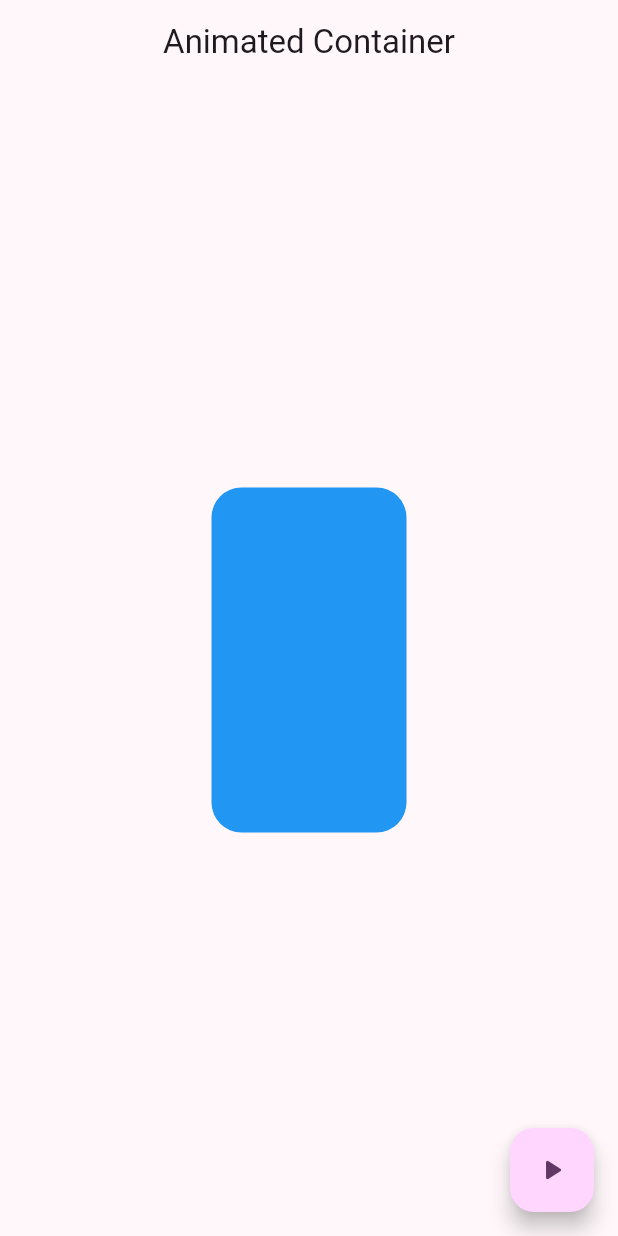
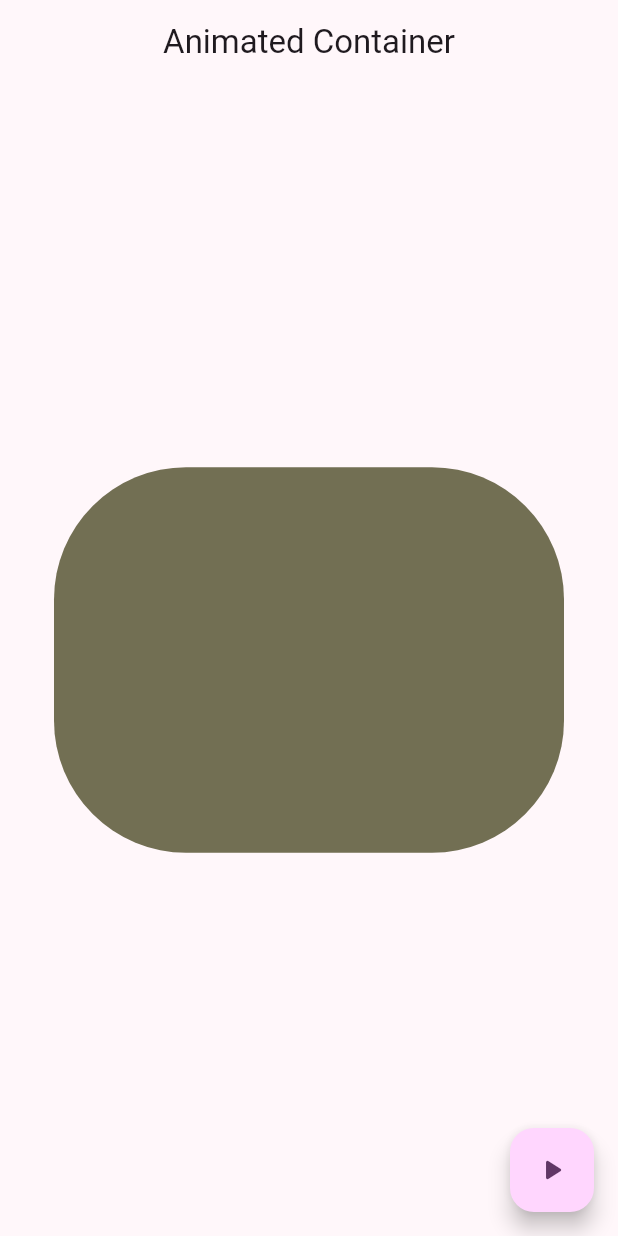
Before and after one commit to IngridFLG/widget_app, a Flutter app: the AnimatedScreen screen opened by its route, after a tap on the "play arrow" icon, on a phone screen of 412 x 824 dp. Run offline on Flutter 3.47's test engine with Material 2 defaults, Android fonts, the phone set to English and light mode, and no system bars; our stand-ins replace go_router.

Commit message:
container animaed implementado

```diff
--- a/lib/presentation/screens/animated/animated_screen.dart
+++ b/lib/presentation/screens/animated/animated_screen.dart
@@ -1,11 +1,44 @@
 import 'package:flutter/material.dart';
+import 'dart:math' show Random;
 
-class AnimatedScreen extends StatelessWidget {
+class AnimatedScreen extends StatefulWidget {
 
   static const name = 'animated_screen';
 
   const AnimatedScreen({super.key});
 
+  @override
+  State<AnimatedScreen> createState() => _AnimatedScreenState();
+}
+
+class _AnimatedScreenState extends State<AnimatedScreen> {
+
+double width = 50;
+double height = 50;
+Color color = Colors.indigo;
+double bordersRadius = 10.0;
+
+
+void changeShape() {
+
+  final random = Random();
+
+  width = random.nextInt(300) + 120;
+  height = random.nextInt(300) + 120;
+  bordersRadius = random.nextInt(100) + 10;
+
+  color = Color.fromRGBO(
+    random.nextInt(255),
+    random.nextInt(255),
+    random.nextInt(255),
+    1
+  );
+
+
+  setState(() {});
+
+
+}
   @override
   Widget build(BuildContext context) {
     return Scaffold(
@@ -16,20 +49,19 @@ class AnimatedScreen extends StatelessWidget {
       body: Center(
         child: AnimatedContainer(
           duration: const Duration(milliseconds: 400),
-          curve: Curves.easeInOutCubic,
-          width: 130,
-          height: 230,
+          curve: Curves.bounceOut,
+          //curve: Curves.easeInOutCubic,
+          width: width <= 0 ? 0 : width,
+          height: height <= 0 ? 0 : height,
           decoration: BoxDecoration(
-            color: Colors.blue,
-            borderRadius: BorderRadius.circular(20)
+            color: color,
+            borderRadius: BorderRadius.circular(bordersRadius <= 0 ? 0 : bordersRadius)
           ),
         ),
       ),
 
-
-
       floatingActionButton: FloatingActionButton(
-        onPressed: () {},
+        onPressed: changeShape,
         child: const Icon(Icons.play_arrow_rounded),
       ),
     );
--- a/lib/presentation/screens/progress/progress_screen.dart
+++ b/lib/presentation/screens/progress/progress_screen.dart
@@ -1,4 +1,3 @@
-import 'dart:ffi';
 
 import 'package:flutter/material.dart';
 
```
